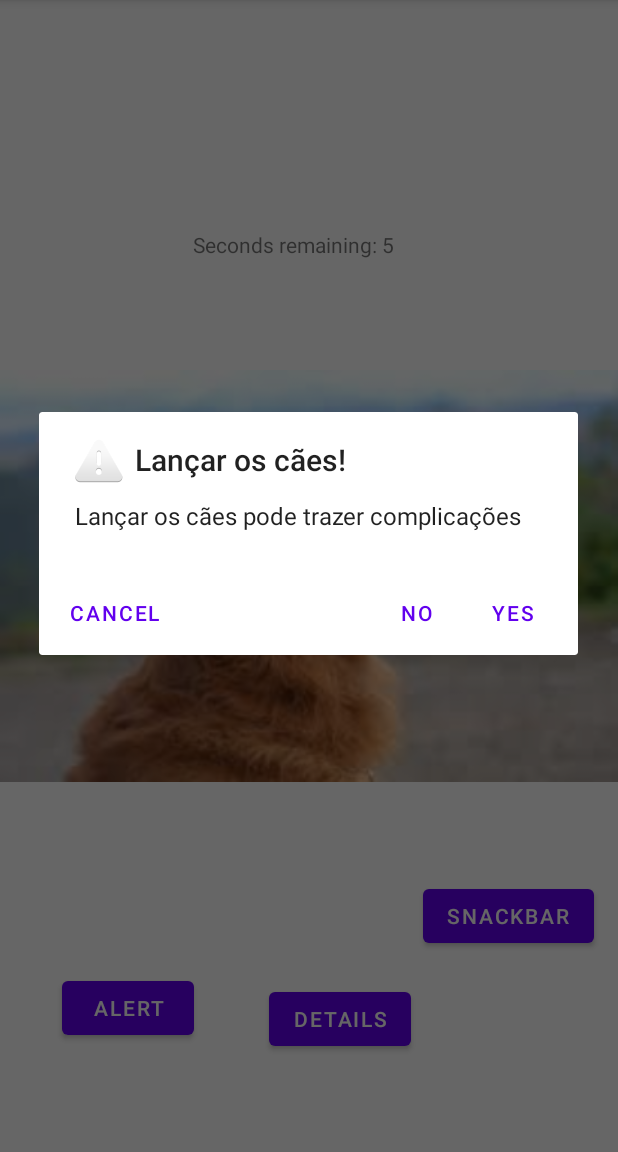
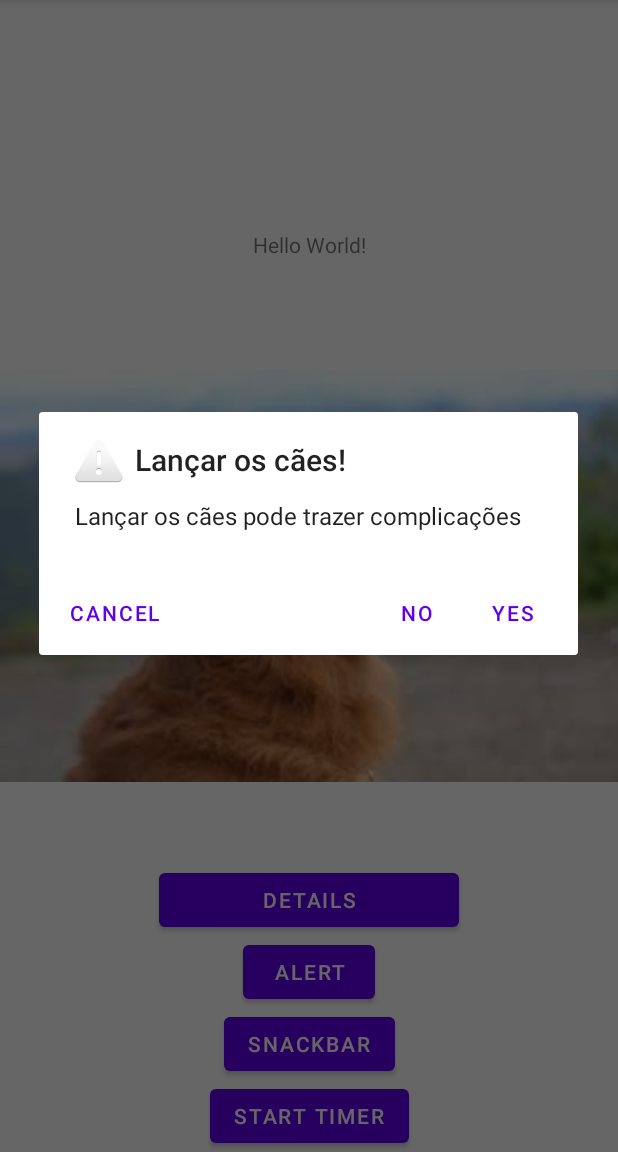
Before and after one commit to diasgaspar/tareco, an Android app: the MainActivity screen opened directly, with no data from a screen before it, after a tap on "ALERT", on a phone screen of 412 x 824 dp, the part 84-1236 px from its top. Run offline under Robolectric (Android 15) with nearby library versions, the phone set to English and light mode, and no system bars; 1 other tap on this screen came first.

Commit message:
Add viewModel in timer and change dog image in textview

```diff
--- a/app/src/main/AndroidManifest.xml
+++ b/app/src/main/AndroidManifest.xml
@@ -1,9 +1,9 @@
 <?xml version="1.0" encoding="utf-8"?>
 <manifest xmlns:android="http://schemas.android.com/apk/res/android"
     package="com.gog.tareco">
-
+    <uses-permission android:name="android.permission.READ_EXTERNAL_STORAGE"/>
     <application
-        android:allowBackup="true"
+        android:allowBackup="false"
         android:icon="@mipmap/ic_launcher"
         android:label="@string/app_name"
         android:roundIcon="@mipmap/ic_launcher_round"
--- a/app/src/main/java/com/gog/tareco/MainActivity.kt
+++ b/app/src/main/java/com/gog/tareco/MainActivity.kt
@@ -1,7 +1,9 @@
 package com.gog.tareco
 
 import android.content.Intent
+import android.content.pm.PackageManager
 import android.graphics.Bitmap
+import android.net.Uri
 import android.os.Bundle
 import android.os.CountDownTimer
 import android.provider.MediaStore
@@ -9,29 +11,35 @@ import android.widget.Button
 import android.widget.ImageView
 import android.widget.TextView
 import android.widget.Toast
+import androidx.activity.viewModels
 import androidx.appcompat.app.AlertDialog
 import androidx.appcompat.app.AppCompatActivity
 import androidx.constraintlayout.widget.ConstraintLayout
+import androidx.core.app.ActivityCompat
+import androidx.core.content.ContextCompat
+import androidx.lifecycle.observe
 import com.google.android.material.snackbar.Snackbar
+import java.io.File
 
 private const val REQUEST_IMAGE_CAPTURE = 100
+private const val REQUEST_READ_STORAGE = 500
 
 class MainActivity : AppCompatActivity() {
 
     private lateinit var timer: CountDownTimer
-    private var untilFinished = 10000L
+    private val viewModel : MainViewModel by viewModels()
 
 
     override fun onCreate(savedInstanceState: Bundle?) {
         super.onCreate(savedInstanceState)
         setContentView(R.layout.activity_main)
         // Get the Intent that started this activity and extract the string
-        val message = intent.getStringExtra("username")
+       // val message = intent.getStringExtra("username")
+        // Capture the layout's TextView and set the string as its text
+        findViewById<TextView>(R.id.tv_username).apply {
+            text = intent.getStringExtra("username")
+        }
 
-        // Capture the layout's TextView and set the string as its text
-        val textView = findViewById<TextView>(R.id.tv_username).apply {
-            text = message
-        }
 
 
         findViewById<Button>(R.id.button_details).setOnClickListener{
@@ -51,18 +59,21 @@ class MainActivity : AppCompatActivity() {
         findViewById<Button>(R.id.button_snackbar).setOnClickListener{
             openSnackBar()
         }
+
+        findViewById<Button>(R.id.button_start_timer).setOnClickListener{
+            startTimer()
+        }
+        val tvStartTimer = findViewById<TextView>(R.id.tv_countdown)
+        viewModel.timerLiveData.observe(this) {
+            tvStartTimer.text= it.toString()
+            if(it == 0L){
+                loadImage()
+            }
+        }
+
+
     }
 
-    override fun onResume() {
-        super.onResume()
-       /* val intent = Intent(this, MainActivity::class.java)
-        //val intent = getIntent()
-        val username = intent.getStringExtra("username")
-        findViewById<TextView>(R.id.tv_username).text = "Hello $username"
-        */
-
-        startCountDownTimer(untilFinished)
-    }
 
     override fun onPause() {
         super.onPause()
@@ -78,6 +89,25 @@ class MainActivity : AppCompatActivity() {
         super.onActivityResult(requestCode, resultCode, data)
     }
 
+    override fun onRequestPermissionsResult(
+            requestCode: Int,
+            permissions: Array<out String>,
+            grantResults: IntArray) {
+        if(requestCode == REQUEST_READ_STORAGE){
+            if(permissions[0]== android.Manifest.permission.READ_EXTERNAL_STORAGE &&
+                    grantResults[0] == PackageManager.PERMISSION_GRANTED){
+
+                //loadImage()
+                startTimer()
+
+            }
+        }
+        else{
+            super.onRequestPermissionsResult(requestCode, permissions, grantResults)
+        }
+
+    }
+
     private fun openNativeCamera(){
         val intent = Intent(MediaStore.ACTION_IMAGE_CAPTURE)
         startActivityForResult(intent, REQUEST_IMAGE_CAPTURE)
@@ -87,24 +117,6 @@ class MainActivity : AppCompatActivity() {
         val intent = Intent(this, DetailsActivity::class.java)
         startActivity(intent)
     }
-
-    private fun startCountDownTimer(time: Long){
-        timer = object: CountDownTimer(time, 1000){
-
-            override fun onTick(millisUntilFinished: Long) {
-                untilFinished = millisUntilFinished
-                findViewById<TextView>(R.id.countdown).text = "Seconds remaining: ${millisUntilFinished/1000}"
-            }
-
-            override fun onFinish() {
-                findViewById<TextView>(R.id.countdown).text = "Done!"
-            }
-
-        }
-
-        timer.start()
-    }
-
 
 
     private fun openAlertDialogBox(){
@@ -139,4 +151,27 @@ class MainActivity : AppCompatActivity() {
                 .show()
 
     }
+
+    private fun startTimer(){
+        if(!checkPermissionAndRequest()){
+            return
+        }
+
+        viewModel.starTimer(5000)
+    }
+
+    private fun checkPermissionAndRequest(): Boolean{
+        if(ContextCompat.checkSelfPermission(this, android.Manifest.permission.READ_EXTERNAL_STORAGE) != PackageManager.PERMISSION_GRANTED){
+            ActivityCompat.requestPermissions(this, arrayOf(android.Manifest.permission.READ_EXTERNAL_STORAGE), REQUEST_READ_STORAGE)
+            return false
+        }
+        return true
+    }
+
+    private fun loadImage(){
+        val file = File("/storage/emulated/0/Download/239664-1604x988-snail.jpg")
+        val uri = Uri.fromFile(file)
+        val imageView = findViewById<ImageView>(R.id.imageView)
+        imageView.setImageURI(uri)
+    }
 }
--- /dev/null
+++ b/app/src/main/java/com/gog/tareco/MainViewModel.kt
@@ -0,0 +1,28 @@
+package com.gog.tareco
+
+import android.os.CountDownTimer
+import androidx.lifecycle.MutableLiveData
+import androidx.lifecycle.ViewModel
+
+class MainViewModel : ViewModel(){
+    private var timer: CountDownTimer? = null
+    private val _timerLiveDate = MutableLiveData<Long>()
+    val timerLiveData : MutableLiveData<Long> = _timerLiveDate
+    fun starTimer(time : Long){
+        timer = object : CountDownTimer(time, 1000){
+            override fun onFinish() {
+
+            }
+
+
+            override fun onTick(millisUntilFinished: Long) {
+                _timerLiveDate.postValue(millisUntilFinished / 1000)
+            }
+
+
+        }
+        timer?.start()
+
+
+    }
+}
--- a/app/src/main/res/layout/activity_main.xml
+++ b/app/src/main/res/layout/activity_main.xml
@@ -7,13 +7,32 @@
     android:layout_height="match_parent"
     tools:context=".MainActivity">
 
+    <ImageView
+        android:id="@+id/imageView"
+        android:contentDescription="@string/iv_main_image"
+        android:layout_width="match_parent"
+        android:layout_height="match_parent"
+        app:srcCompat="@drawable/dog"
+        tools:layout_editor_absoluteX="0dp"
+        tools:layout_editor_absoluteY="0dp" />
+
     <TextView
-        android:id="@+id/countdown"
+        android:id="@+id/tv_username"
+        android:layout_width="wrap_content"
+        android:layout_height="wrap_content"
+        android:layout_margin="16dp"
+        android:text="@string/tv_username"
+        android:textSize="19sp"
+        app:layout_constraintLeft_toLeftOf="parent"
+        app:layout_constraintRight_toRightOf="parent"
+        app:layout_constraintTop_toTopOf="parent" />
+
+    <TextView
+        android:id="@+id/tv_countdown"
         android:layout_width="wrap_content"
         android:layout_height="wrap_content"
         android:text="Hello World!"
         app:layout_constraintBottom_toBottomOf="parent"
-        app:layout_constraintHorizontal_bias="0.462"
         app:layout_constraintLeft_toLeftOf="parent"
         app:layout_constraintRight_toRightOf="parent"
         app:layout_constraintTop_toTopOf="parent"
@@ -23,56 +42,46 @@
         android:id="@+id/button_details"
         android:layout_width="wrap_content"
         android:layout_height="wrap_content"
-        android:text="Details"
-        app:layout_constraintBottom_toBottomOf="parent"
+        android:text="@string/bt_details"
+        android:minWidth="200dp"
+        app:layout_constraintBottom_toTopOf="@id/button_alert"
         app:layout_constraintEnd_toEndOf="parent"
-        app:layout_constraintHorizontal_bias="0.566"
         app:layout_constraintStart_toStartOf="parent"
-        app:layout_constraintTop_toTopOf="parent"
-        app:layout_constraintVertical_bias="0.91" />
+     />
 
-    <ImageView
-        android:id="@+id/imageView"
-        android:layout_width="match_parent"
-        android:layout_height="match_parent"
-        app:srcCompat="@drawable/dog"
-        tools:layout_editor_absoluteX="-75dp"
-        tools:layout_editor_absoluteY="0dp" />
+
 
     <Button
         android:id="@+id/button_alert"
         android:layout_width="wrap_content"
         android:layout_height="wrap_content"
-        android:text="Alert"
-        app:layout_constraintBottom_toBottomOf="parent"
+        android:text="@string/bt_alert"
+        app:layout_constraintBottom_toTopOf="@id/button_snackbar"
         app:layout_constraintEnd_toEndOf="parent"
-        app:layout_constraintHorizontal_bias="0.128"
-        app:layout_constraintStart_toStartOf="@+id/imageView"
-        app:layout_constraintTop_toTopOf="parent"
-        app:layout_constraintVertical_bias="0.9" />
+        app:layout_constraintStart_toStartOf="parent"
+    />
 
     <Button
         android:id="@+id/button_snackbar"
         android:layout_width="wrap_content"
         android:layout_height="wrap_content"
-        android:text="SnackBar"
+        android:text="@string/bt_snackbar"
+        app:layout_constraintBottom_toTopOf="@id/button_start_timer"
+        app:layout_constraintEnd_toEndOf="parent"
+        app:layout_constraintStart_toStartOf="parent"
+
+    />
+    <Button
+        android:id="@+id/button_start_timer"
+        android:layout_width="wrap_content"
+        android:layout_height="wrap_content"
+        android:text="@string/bt_start_timer"
         app:layout_constraintBottom_toBottomOf="parent"
         app:layout_constraintEnd_toEndOf="parent"
-        app:layout_constraintHorizontal_bias="0.946"
         app:layout_constraintStart_toStartOf="parent"
-        app:layout_constraintTop_toTopOf="@+id/imageView"
-        app:layout_constraintVertical_bias="0.815" />
 
-    <TextView
-        android:id="@+id/tv_username"
-        android:layout_width="wrap_content"
-        android:layout_height="wrap_content"
-        android:text="TextView"
-        app:layout_constraintBottom_toBottomOf="parent"
-        app:layout_constraintEnd_toEndOf="parent"
-        app:layout_constraintHorizontal_bias="0.203"
-        app:layout_constraintStart_toStartOf="parent"
-        app:layout_constraintTop_toTopOf="parent"
-        app:layout_constraintVertical_bias="0.067" />
+        />
+
+
 
 </androidx.constraintlayout.widget.ConstraintLayout>
--- a/app/src/main/res/values/strings.xml
+++ b/app/src/main/res/values/strings.xml
@@ -11,4 +11,10 @@
     <string name="snackbar_message">Que cão tão bonito!</string>
     <string name="snackbar_action_thanks">Obrigadinho!</string>
     <string name="snackbar_action_thanks_selected">snackbar_action_thanks_selected</string>
+    <string name="tv_username">username</string>
+    <string name="bt_details">Details</string>
+    <string name="bt_alert">Alert</string>
+    <string name="bt_snackbar">SnackBar</string>
+    <string name="bt_start_timer">start timer</string>
+    <string name="iv_main_image">Main Image</string>
 </resources>
```
Also changed, not shown: app/src/main/res/drawable-v24/snail.jpg (added).
